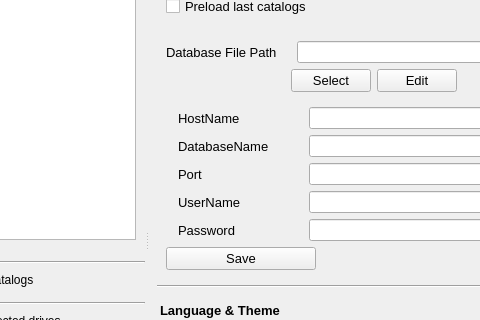
First picture: the form in mainwindow.ui, repository StephaneCouturier/Katalog, before the edit; both pictures show x 155 to 635 and y 206 to 526 of the 1158 by 891 pixel window.
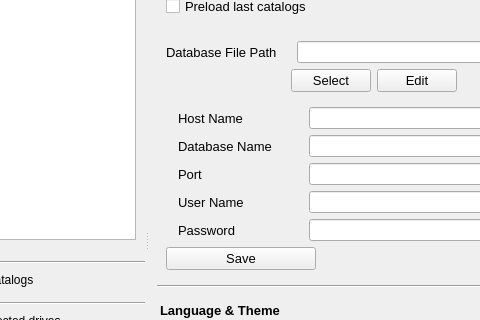
Second picture: the form after the edit. The open tabs and pages were chosen to show the change. Icons and pictures are not drawn. Custom widgets are drawn as their Qt base class.

What changed in the file:
```diff
--- a/mainwindow.ui
+++ b/mainwindow.ui
@@ -7264,7 +7264,7 @@
                        </font>
                       </property>
                       <property name="text">
-                       <string>DatabaseName</string>
+                       <string>Database Name</string>
                       </property>
                      </widget>
                     </item>
@@ -7283,7 +7283,7 @@
                        </font>
                       </property>
                       <property name="text">
-                       <string>UserName</string>
+                       <string>User Name</string>
                       </property>
                      </widget>
                     </item>
@@ -7357,7 +7357,7 @@
                        </font>
                       </property>
                       <property name="text">
-                       <string>HostName</string>
+                       <string>Host Name</string>
                       </property>
                      </widget>
                     </item>
```
